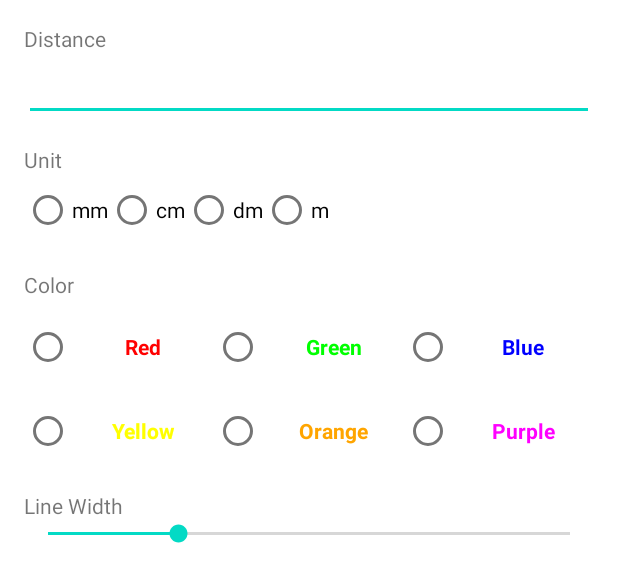
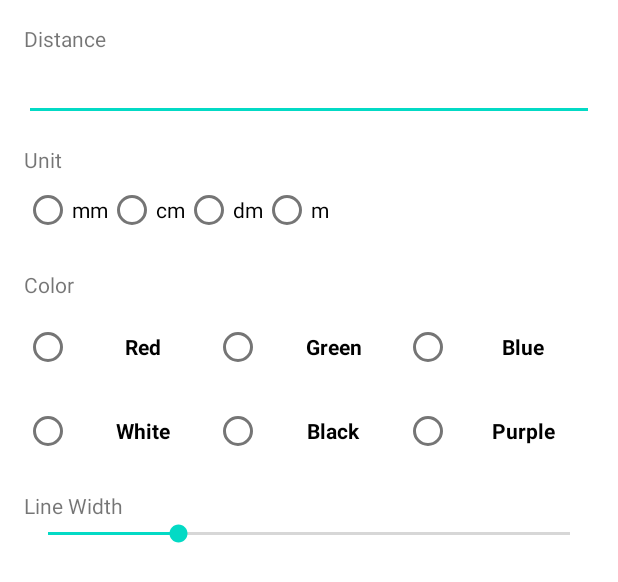
Before and after one commit to zfdang/dimension-marking-camera, an Android app: the layout dialog_annotation_properties.xml on its own in the app's theme, with its tools: preview values and no code run, on a phone screen of 412 x 824 dp. Shown: the top 582 px of the screen. Run offline under Robolectric (Android 15) with nearby library versions, the phone set to English and light mode, and no system bars.

Commit message:
upgrade dependencies; refine annotation dialog

```diff
--- a/app/src/main/res/layout/dialog_annotation_properties.xml
+++ b/app/src/main/res/layout/dialog_annotation_properties.xml
@@ -14,7 +14,8 @@
         android:id="@+id/et_distance"
         android:layout_width="match_parent"
         android:layout_height="wrap_content"
-        android:inputType="number" />
+        android:inputType="number"
+        android:selectAllOnFocus="true" />
 
     <TextView
         android:layout_width="wrap_content"
@@ -55,7 +56,6 @@
             android:layout_weight="1"
             android:gravity="center"
             android:text="@string/color_red"
-            android:textColor="@color/red"
             android:textStyle="bold" />
 
         <RadioButton
@@ -65,7 +65,6 @@
             android:layout_weight="1"
             android:gravity="center"
             android:text="@string/color_green"
-            android:textColor="@color/green"
             android:textStyle="bold" />
 
         <RadioButton
@@ -75,7 +74,6 @@
             android:layout_weight="1"
             android:gravity="center"
             android:text="@string/color_blue"
-            android:textColor="@color/blue"
             android:textStyle="bold" />
     </LinearLayout>
 
@@ -88,23 +86,21 @@
         android:layout_marginTop="8dp">
 
         <RadioButton
-            android:id="@+id/rb_yellow"
+            android:id="@+id/rb_white"
             android:layout_width="0dp"
             android:layout_height="wrap_content"
             android:layout_weight="1"
             android:gravity="center"
-            android:text="@string/color_yellow"
-            android:textColor="@color/yellow"
+            android:text="@string/color_white"
             android:textStyle="bold" />
 
         <RadioButton
-            android:id="@+id/rb_orange"
+            android:id="@+id/rb_black"
             android:layout_width="0dp"
             android:layout_height="wrap_content"
             android:layout_weight="1"
             android:gravity="center"
-            android:text="@string/color_orange"
-            android:textColor="#FFA500"
+            android:text="@string/color_black"
             android:textStyle="bold" />
 
         <RadioButton
@@ -114,7 +110,6 @@
             android:layout_weight="1"
             android:gravity="center"
             android:text="@string/color_purple"
-            android:textColor="#FF00FF"
             android:textStyle="bold" />
     </LinearLayout>
 
--- a/app/src/main/res/values/strings.xml
+++ b/app/src/main/res/values/strings.xml
@@ -1,11 +1,11 @@
 <resources>
-    <string name="app_name">DimensionCam</string>
+    <string name="app_name">DimCam</string>
     <string name="title_photos">Photos</string>
     <string name="title_annotation">Annotation</string>
     <string name="title_settings">Settings</string>
 
     <!-- Photos Tab -->
-    <string name="action_add_photo">Add Photo</string>
+    <string name="action_add_photo">Add Photo for Annotation:</string>
     <string name="action_delete">Delete</string>
     <string name="confirm_delete_title">Delete Photo?</string>
     <string name="confirm_delete_message">This will remove the photo from the app but keep the original file.</string>
@@ -14,7 +14,7 @@
     <string name="annotation_count">%d annotations</string>
     <string name="action_export">Export</string>
     <string name="hint_select_photo">Please select a photo from the photos list to annotate...</string>
-    <string name="hint_add_photo">Click + in the top right to add photo annotation</string>
+    <string name="hint_add_photo">Click + in the top right to add photo for annotation...</string>
 
     <!-- Annotation Tab -->
     <string name="action_undo">Undo</string>
@@ -37,8 +37,8 @@
     <string name="color_red">Red</string>
     <string name="color_green">Green</string>
     <string name="color_blue">Blue</string>
-    <string name="color_yellow">Yellow</string>
-    <string name="color_orange">Orange</string>
+    <string name="color_white">White</string>
+    <string name="color_black">Black</string>
     <string name="color_purple">Purple</string>
     <string name="pref_language">Language</string>
     <string name="pref_about">About</string>
```
Also changed, not shown: app/build.gradle (+7 -7 lines), app/src/main/java/com/zfdang/dimensioncam/ui/annotation/AnnotationFragment.java (+16 -16 lines), 1 other file.
